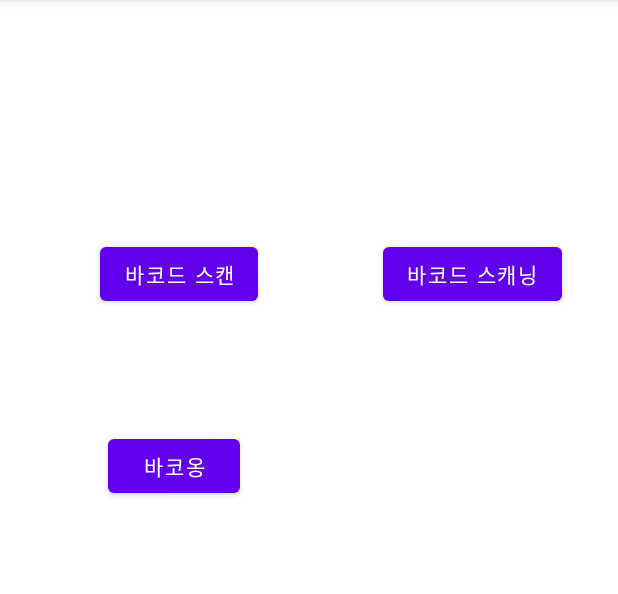
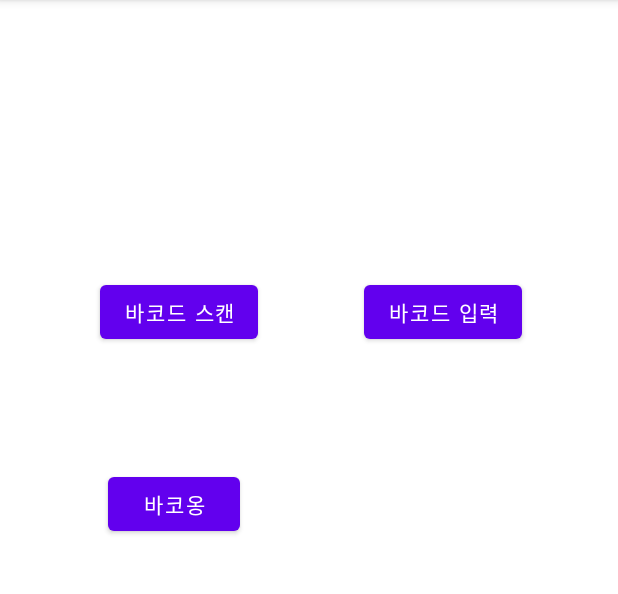
Before and after one commit to qor4/Separation-collection-application-using-barcode-scanning, an Android app: the screen it shows after launch (MainActivity), on a phone screen of 412 x 824 dp, the part 84-678 px from its top. Run offline under Robolectric (Android 15) with nearby library versions, the phone set to English and light mode, and no system bars; libraries missing offline, so code that uses them is left out: com.google.zxing.integration.

Commit message:
Update activity_main.xml

```diff
--- a/app/src/main/res/layout/activity_main.xml
+++ b/app/src/main/res/layout/activity_main.xml
@@ -6,7 +6,7 @@
     android:layout_height="match_parent"
     tools:context=".MainActivity">
 
-    <Button
+   <Button
         android:id="@+id/button2"
         android:layout_width="wrap_content"
         android:layout_height="wrap_content"
@@ -17,15 +17,15 @@
         app:layout_constraintHorizontal_bias="0.217"
         app:layout_constraintStart_toStartOf="parent"
         app:layout_constraintTop_toTopOf="parent"
-        app:layout_constraintVertical_bias="0.22000003" />
+        app:layout_constraintVertical_bias="0.256" />
 
-    <Button
+   <Button
         android:id="@+id/button3"
         android:layout_width="wrap_content"
         android:layout_height="wrap_content"
-        android:layout_marginEnd="37dp"
-        android:layout_marginRight="37dp"
-        android:text="바코드 스캐닝"
+        android:layout_marginEnd="64dp"
+        android:onClick="startBarcodeInsert"
+        android:text="바코드 입력"
         app:layout_constraintBaseline_toBaselineOf="@+id/button2"
         app:layout_constraintEnd_toEndOf="parent" />
 
```
